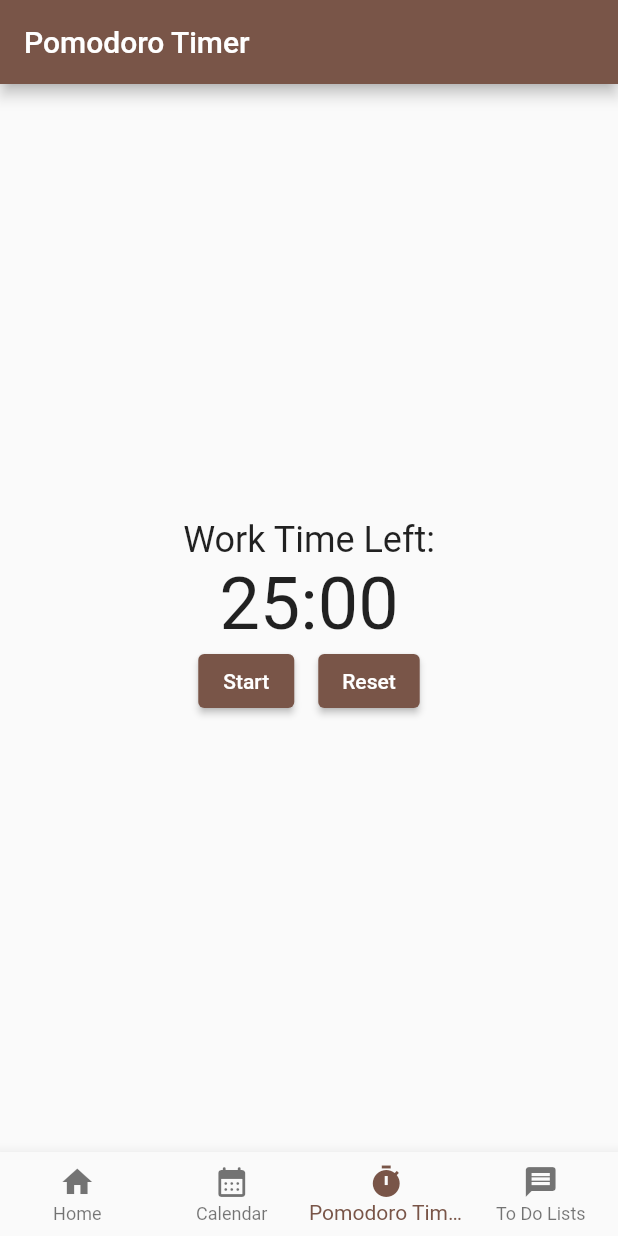
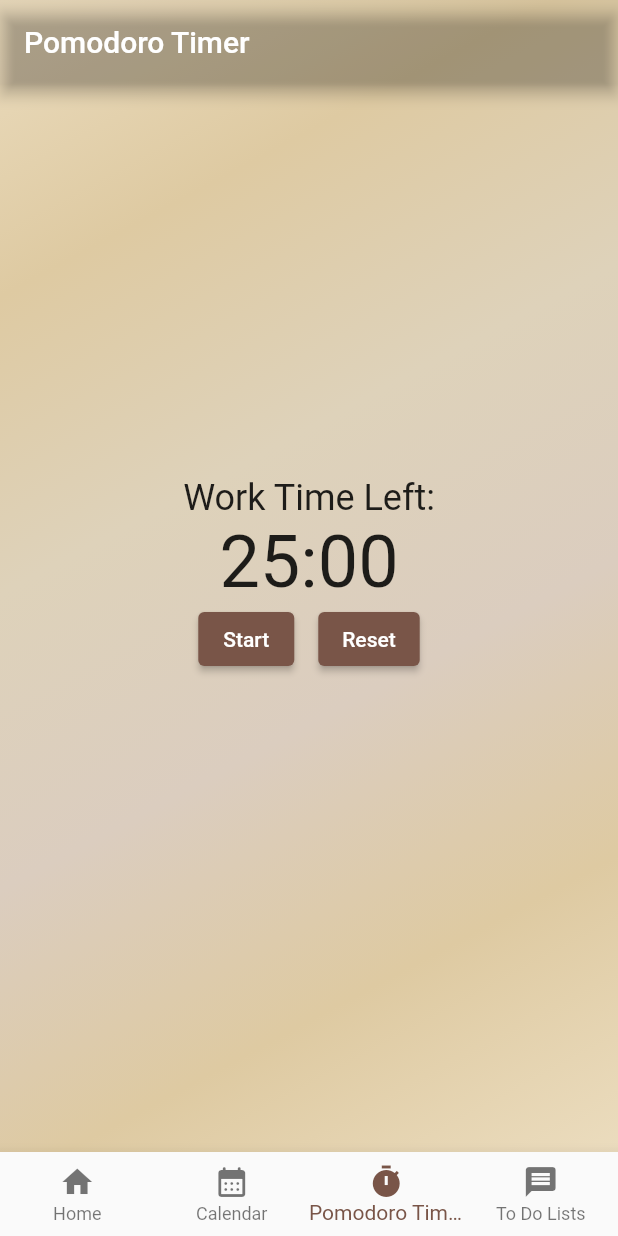
Before and after one commit to progmarii/dorolify, a Flutter app: the screen it shows after launch, item 3 of the bottom bar chosen, on a phone screen of 412 x 824 dp. Run offline on Flutter 3.47's test engine with Material 2 defaults, Android fonts, the phone set to English and light mode, and no system bars; our stand-ins replace table_calendar.

Commit message:
pomo.dart
Updated

```diff
--- a/lib/pages/pomo.dart
+++ b/lib/pages/pomo.dart
@@ -5,8 +5,8 @@ class MyRaisedButton extends StatelessWidget {
   final String text;
   final Function onPressed;
 
-  const MyRaisedButton({Key? key, required this.text, required this.onPressed}) : super(key: key);
-
+  const MyRaisedButton({Key? key, required this.text, required this.onPressed})
+      : super(key: key);
 
   @override
   Widget build(BuildContext context) {
@@ -79,10 +79,27 @@ class PomodoroTimerState extends State<PomodoroTimer> {
   @override
   Widget build(BuildContext context) {
     return Scaffold(
+      extendBodyBehindAppBar: true, // to make it transparent
       appBar: AppBar(
+        backgroundColor: Colors.transparent,
         title: const Text('Pomodoro Timer'),
       ),
-      body: Center(
+      body: Container(
+        decoration: const BoxDecoration(
+          gradient: LinearGradient(
+            colors: [
+              Color(0xFFebdcbe),
+              Color(0xFFdecaa2),
+              Color(0xFFded2ba),
+              Color(0xFFdbcdbf),
+              Color(0xFFdecaa2),
+              Color(0xFFebdcbe),
+            ],
+            begin: Alignment.topLeft,
+            end: Alignment.bottomRight,
+          ),
+        ),
+        child: Center(
           child: Column(
             mainAxisAlignment: MainAxisAlignment.center,
             children: <Widget>[
@@ -118,6 +135,7 @@ class PomodoroTimerState extends State<PomodoroTimer> {
             ],
           ),
         ),
+      ),
     );
   }
 }
```
Lines whose indentation alone changed are shown as unchanged.
